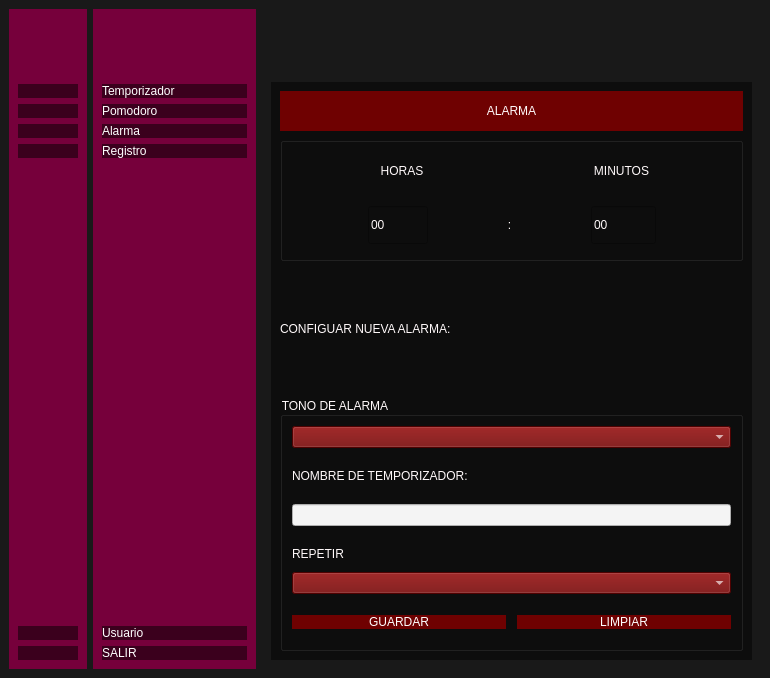
This is src/vista/menu.ui in MORIBELITO/Proyecto_Tempolarm as Qt 5 draws it before an edit. The edited form follows.
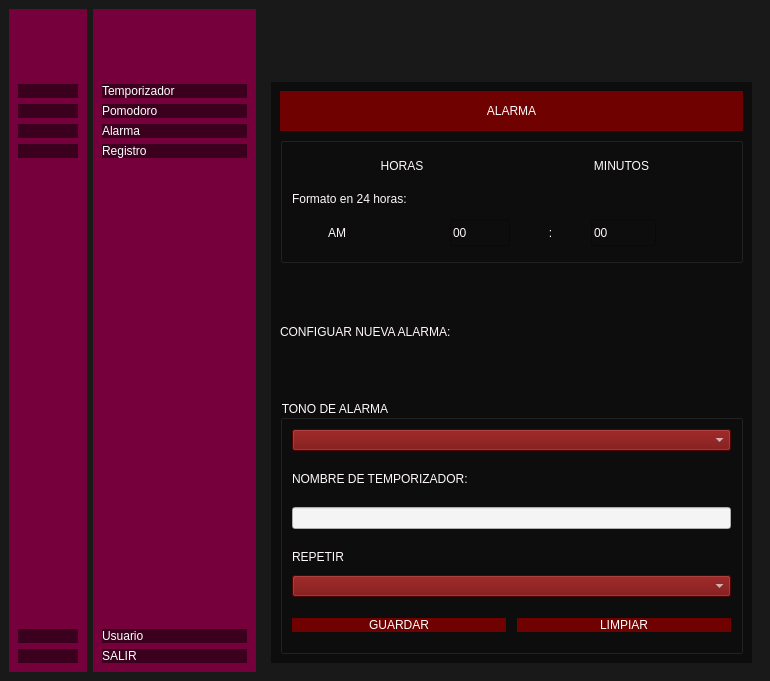
This is the edited form. The open tabs and pages were chosen to show the change. Icons and pictures are not drawn.

Commit message: Corrección Final en Interfaz

What changed in the file:
```diff
--- a/src/vista/menu.ui
+++ b/src/vista/menu.ui
@@ -7,7 +7,7 @@
     <x>0</x>
     <y>0</y>
     <width>770</width>
-    <height>678</height>
+    <height>681</height>
    </rect>
   </property>
   <property name="windowTitle">
@@ -1377,20 +1377,11 @@
                </layout>
               </item>
               <item>
-               <spacer name="verticalSpacer_26">
-                <property name="orientation">
-                 <enum>Qt::Vertical</enum>
+               <widget class="QLabel" name="label_26">
+                <property name="text">
+                 <string>Formato en 24 horas:</string>
                 </property>
-                <property name="sizeType">
-                 <enum>QSizePolicy::Minimum</enum>
-                </property>
-                <property name="sizeHint" stdset="0">
-                 <size>
-                  <width>20</width>
-                  <height>10</height>
-                 </size>
-                </property>
-               </spacer>
+               </widget>
               </item>
               <item>
                <layout class="QHBoxLayout" name="horizontalLayout_25">
@@ -1406,6 +1397,17 @@
                 <property name="rightMargin">
                  <number>35</number>
                 </property>
+                <item>
+                 <widget class="QLabel" name="Formato_am_pm">
+                  <property name="styleSheet">
+                   <string notr="true">text-align:center;
+font: 75 36pt &quot;Century Gothic&quot;;</string>
+                  </property>
+                  <property name="text">
+                   <string>AM</string>
+                  </property>
+                 </widget>
+                </item>
                 <item>
                  <spacer name="horizontalSpacer_10">
                   <property name="orientation">
```
Left out of the diff: 11 changed lines with no effect on the pictures. The commit also changes 1 other file.
